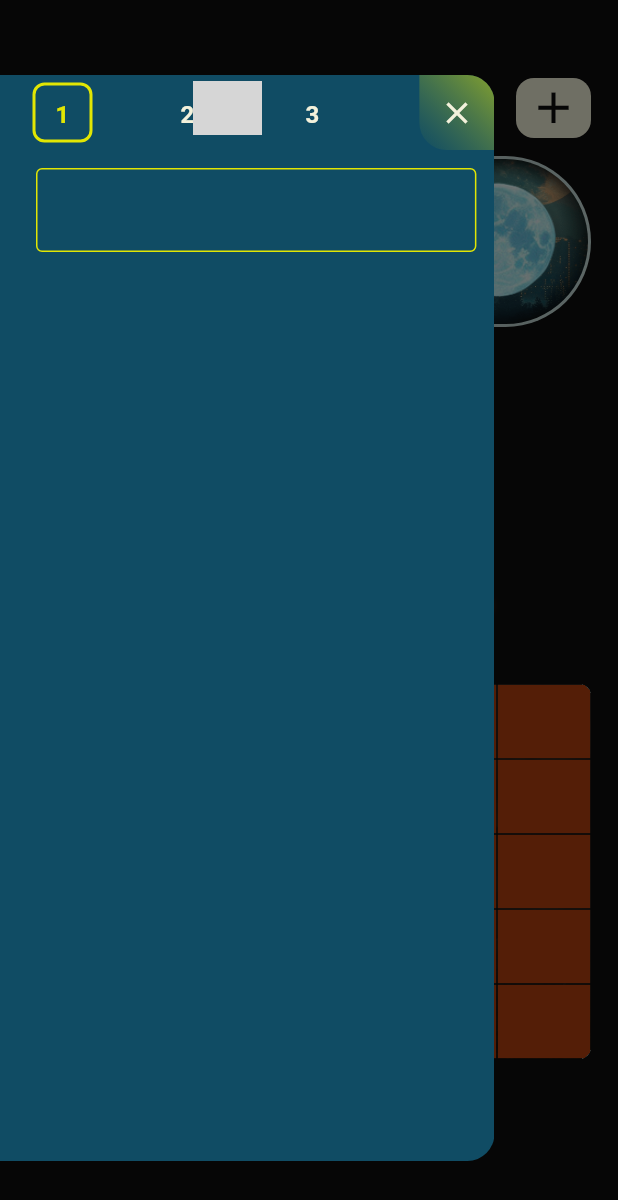
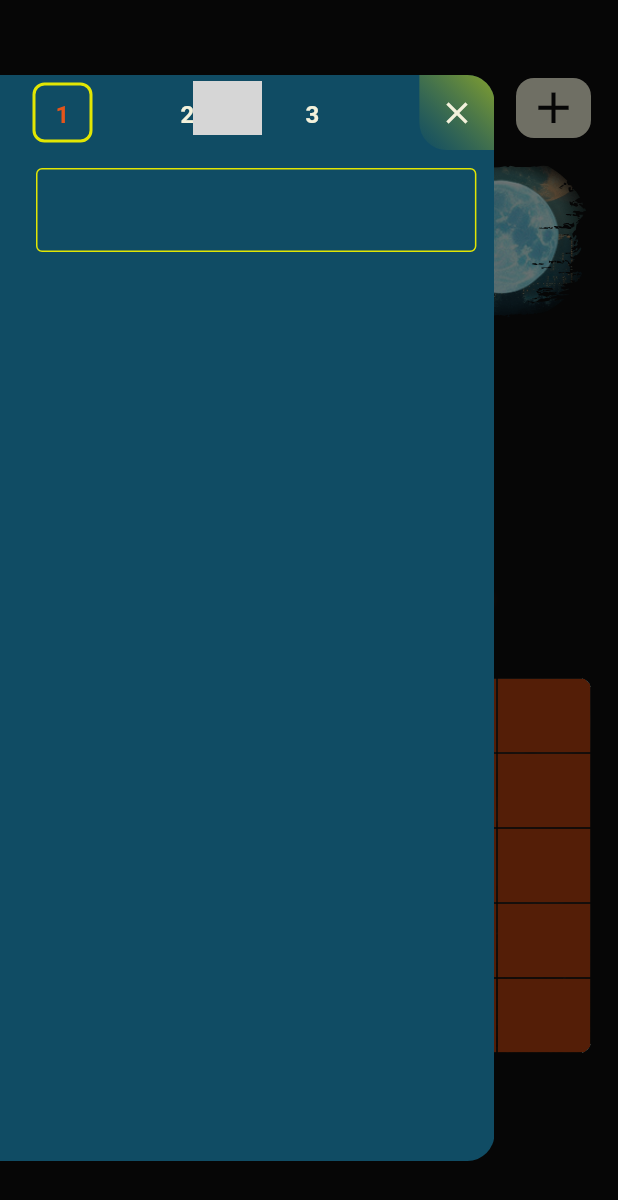
Before and after one commit to denissavishchev/neo_day, a Flutter app: the screen it shows after launch, with the side drawer open, on a phone screen of 412 x 824 dp. Shown: the top 1200 px of the screen. Run offline on Flutter 3.47's test engine with Material 3 defaults, Android fonts, the phone set to English and light mode, and no system bars; our stand-ins replace easy_localization, flutter_screenutil, flutter_svg, hive, hive_flutter; missing offline and left inert: country_flags; accounts and stored records are empty; grey boxes are pictures that could not be loaded.

Commit message:
day night switch fix

```diff
--- a/lib/constants.dart
+++ b/lib/constants.dart
@@ -18,8 +18,8 @@ const kTextStyle = TextStyle(
     fontWeight: FontWeight.bold
 );
 
-const kGreenTextStyle = TextStyle(
-    color: kGreen,
+const kTangerineTextStyle = TextStyle(
+    color: kTangerine,
     fontSize: 16,
     fontWeight: FontWeight.bold
 );
--- a/lib/main_provider.dart
+++ b/lib/main_provider.dart
@@ -99,7 +99,9 @@ class MainProvider extends ChangeNotifier {
       todayTarget = '';
       isTodayTarget = false;
       await box.put('isTodayTarget', false);
-      showToAddTodayTarget(context);
+      Future.delayed(Duration(seconds: 1), () async {
+        await showToAddTodayTarget(context);
+      });
     }else{
       if(dayTaskCount < 30){
         dayTaskCount++;
--- a/lib/widgets/day_night_switch_widget.dart
+++ b/lib/widgets/day_night_switch_widget.dart
@@ -1,5 +1,6 @@
 import 'dart:async';
 import 'package:flutter/material.dart';
+import 'package:flutter_svg/svg.dart';
 import 'package:provider/provider.dart';
 import '../main_provider.dart';
 import '../constants.dart';
@@ -39,21 +40,10 @@ class _DaySwitchWidgetState extends State<DaySwitchWidget> {
     Size size = MediaQuery.sizeOf(context);
     return Consumer<MainProvider>(
         builder: (context, data, _){
-          return AnimatedContainer(
-            duration: const Duration(milliseconds: 500),
-            padding: const EdgeInsets.all(2),
-            decoration: BoxDecoration(
-              gradient: LinearGradient(
-                  colors: [
-                    data.isDay ? kWhite.withValues(alpha: 0.6) : kGrey.withValues(alpha: 0.6),
-                    data.isDay ? kWhite : kGrey
-                  ],
-                  begin: data.isDay ? Alignment.centerRight : Alignment.centerLeft,
-                  end: data.isDay ? Alignment.centerLeft : Alignment.centerRight
-              ),
-              borderRadius: const BorderRadius.all(Radius.circular(60)),
-            ),
-            child: AnimatedContainer(
+          return Stack(
+            alignment: Alignment.center,
+            children: [
+              AnimatedContainer(
                 width: size.width,
                 height: 110,
                 alignment: Alignment.center,
@@ -76,8 +66,8 @@ class _DaySwitchWidgetState extends State<DaySwitchWidget> {
                             curve: Curves.easeInCubic,
                             child: Text(data.endTime == ''
                                 ? ''
-                              : 'The previous day lasted ${data.previousDayDuration}\nand ended at ${data.endTime}',
-                            style: const TextStyle(color: kRed, fontWeight: FontWeight.bold),))),
+                                : 'Your previous day lasted ${data.previousDayDuration}\nand ended at ${data.endTime}',
+                              style: kTangerineTextStyle,))),
                     Positioned(
                         bottom: 14,
                         left: size.width * 0.1,
@@ -87,7 +77,7 @@ class _DaySwitchWidgetState extends State<DaySwitchWidget> {
                             duration: Duration(milliseconds: data.isDay ? 200 : 500),
                             curve: Curves.easeInCubic,
                             child: const Text('Start your new day',
-                            style: TextStyle(color: kRed, fontWeight: FontWeight.bold),))),
+                              style: kTangerineTextStyle,))),
                     Positioned(
                         top: 14,
                         left: size.width * 0.3,
@@ -96,7 +86,7 @@ class _DaySwitchWidgetState extends State<DaySwitchWidget> {
                             duration: Duration(milliseconds: data.isDay ? 600 : 200),
                             curve: Curves.easeInCubic,
                             child: Text('Your day started at ${data.startTime}',
-                            style: const TextStyle(color: kBlue, fontWeight: FontWeight.bold),))),
+                              style: kBlackTextStyle,))),
                     Positioned(
                         bottom: 14,
                         left: size.width * 0.3,
@@ -106,7 +96,7 @@ class _DaySwitchWidgetState extends State<DaySwitchWidget> {
                             duration: Duration(milliseconds: data.isDay ? 600 : 200),
                             curve: Curves.easeInCubic,
                             child: Text('Day duration: ${data.dayDuration}',
-                            style: const TextStyle(color: kBlack, fontWeight: FontWeight.bold),))),
+                              style: kBlackTextStyle,))),
                     AnimatedAlign(
                       duration: const Duration(milliseconds: 500),
                       alignment: data.isDay ? Alignment.centerLeft : Alignment.centerRight,
@@ -139,6 +129,16 @@ class _DaySwitchWidgetState extends State<DaySwitchWidget> {
                   ],
                 ),
               ),
+              IgnorePointer(
+                child: SizedBox(
+                  height: 110,
+                  child: SvgPicture.asset('assets/images/innerStripe.svg',
+                    fit: BoxFit.fill,
+                    colorFilter: const ColorFilter.mode(kBlack, BlendMode.srcIn),
+                  ),
+                ),
+              ),
+            ],
           );
         }
     );
--- a/lib/widgets/notepad_widget.dart
+++ b/lib/widgets/notepad_widget.dart
@@ -128,7 +128,7 @@ class NoteButton extends StatelessWidget {
             ),
             child: TextButton(
                 onPressed: () => data.switchNote(index),
-                child: Text('${index + 1}', style: data.selectedNote == index ? kGreenTextStyle : kTextStyle,)
+                child: Text('${index + 1}', style: data.selectedNote == index ? kTangerineTextStyle : kTextStyle,)
             ),
           );
         }
```
Also changed, not shown: assets/images/innerStripe.svg (added). Lines whose indentation alone changed are shown as unchanged.
